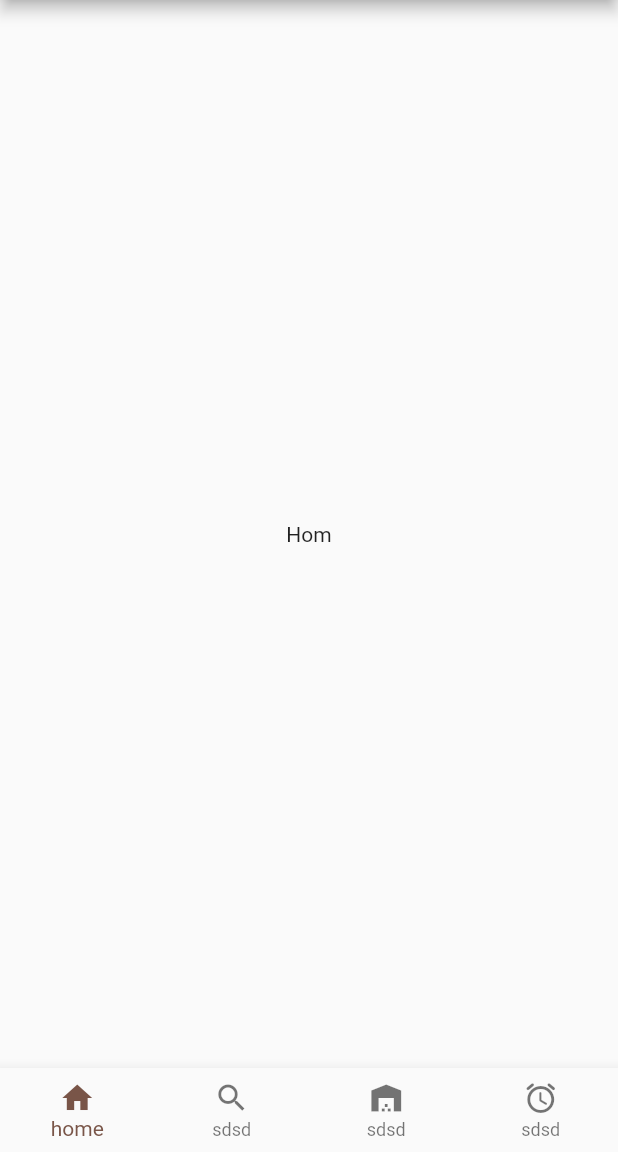
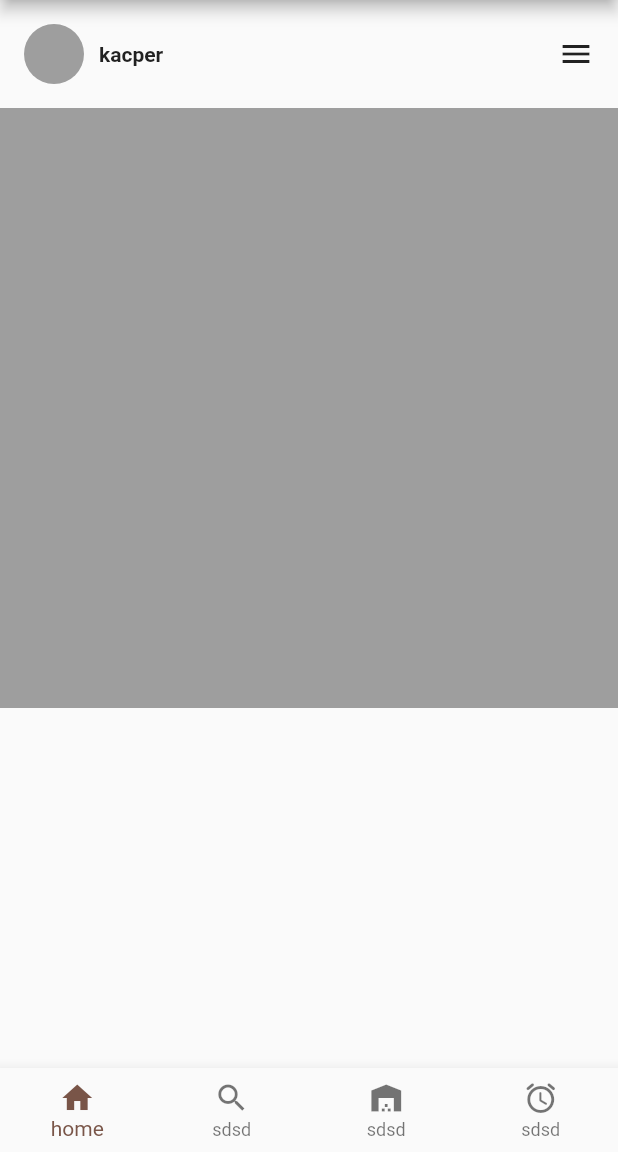
Before and after one commit to KacperCodeCore/flutter_garderobe, a Flutter app: the screen it shows after launch, on a phone screen of 412 x 824 dp, the part 84-1236 px from its top. Run offline on Flutter 3.47's test engine with Material 2 defaults, Android fonts, the light colour scheme and no system bars.

Commit message:
Empty UserPost

```diff
--- a/flutter_application/lib/pages/home.dart
+++ b/flutter_application/lib/pages/home.dart
@@ -1,4 +1,5 @@
 import 'package:flutter/material.dart';
+import 'package:flutter_application/pages/user_post.dart';
 
 class UserHome extends StatelessWidget {
   // const UserHome({super.key});
@@ -24,7 +25,9 @@ class UserHome extends StatelessWidget {
           ],
         ),
       ),
-      body: Center(child: Text('Hom')),
+      body: Column(children: [
+        UserPost(name: "kacper"),
+      ]),
     );
   }
 }
--- /dev/null
+++ b/flutter_application/lib/pages/user_post.dart
@@ -0,0 +1,47 @@
+import 'package:flutter/material.dart';
+
+class UserPost extends StatelessWidget {
+  final String name;
+
+  UserPost({required this.name});
+
+  @override
+  Widget build(BuildContext context) {
+    return Column(
+      children: [
+        Padding(
+          padding: const EdgeInsets.all(16.0),
+          child: Row(
+            children: [
+              // profile logo
+              Container(
+                width: 40,
+                height: 40,
+                decoration: BoxDecoration(
+                  color: Colors.grey,
+                  shape: BoxShape.circle,
+                ),
+              ),
+              SizedBox(
+                width: 10,
+              ),
+              // nick name
+              Text(
+                name,
+                style: TextStyle(fontWeight: FontWeight.bold),
+              ),
+              Spacer(),
+              // menu icon
+              Icon(Icons.menu),
+            ],
+          ),
+        ),
+        //Post
+        Container(
+          height: 400,
+          color: Colors.grey,
+        )
+      ],
+    );
+  }
+}
```
